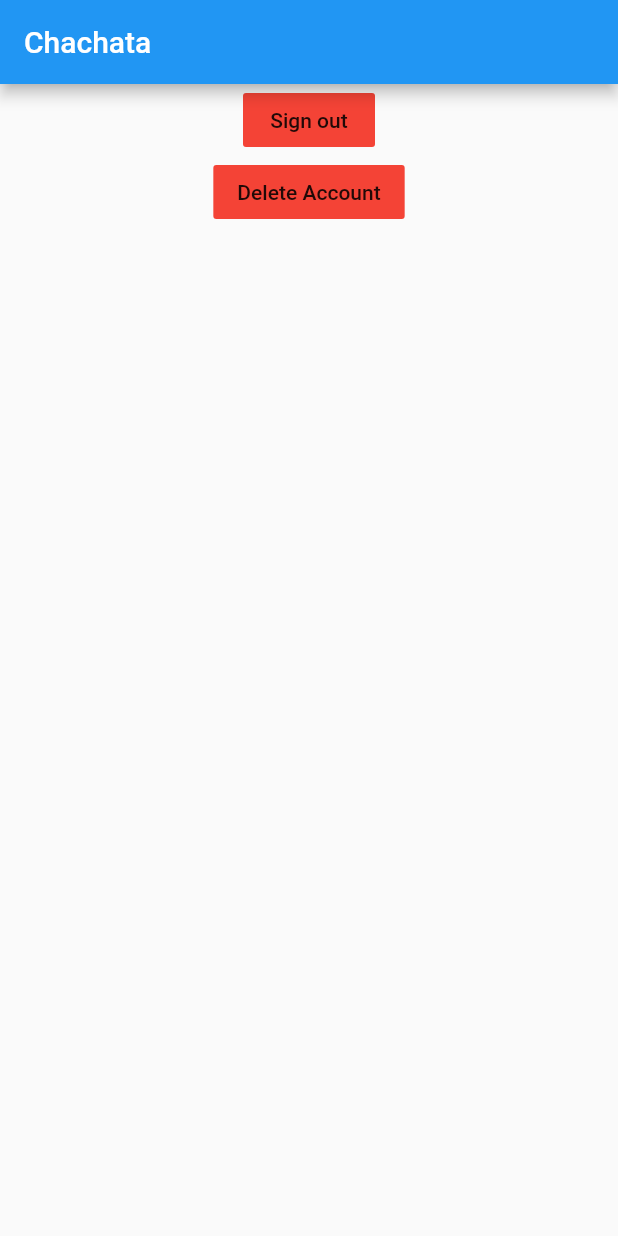
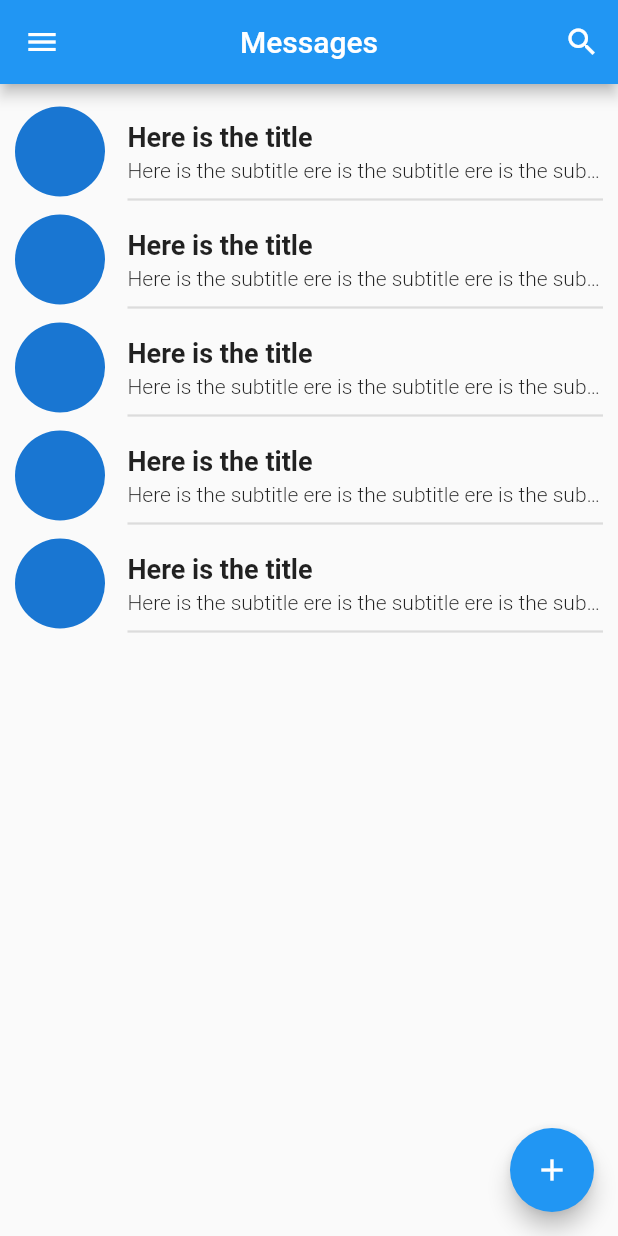
Before and after one commit to HiskelKelemework/chachata_flutter, a Flutter app: the screen it shows once a user with an empty profile is signed in, on a phone screen of 412 x 824 dp. Run offline on Flutter 3.47's test engine with Material 2 defaults, Android fonts, the phone set to English and light mode, and no system bars; our stand-ins replace cloud_firestore, firebase_auth; accounts and stored records are empty; network calls fail.

Commit message:
Changes to be committed: 	modified:   lib/main.dart 	modified:   lib/models/user.dart 	new file:   lib/screens/auth/auth.dart 	modified:   lib/screens/chats/chat.dart 	modified:   lib/screens/message/message.dart 	modified:   lib/services/auth.dart 	new file:   lib/services/db.dart
implemented chat and message screens: currently dummy data is being fed into them.
also integrated a working emial signup and signin, no progress indicators though.

```diff
--- a/lib/main.dart
+++ b/lib/main.dart
@@ -1,4 +1,8 @@
 import 'package:flutter/material.dart';
+import 'package:provider/provider.dart';
+import 'package:telegram_clone/models/user.dart';
+import 'package:telegram_clone/screens/auth/auth.dart';
+import 'package:telegram_clone/screens/chats/chat.dart';
 import 'package:telegram_clone/services/auth.dart';
 
 void main() => runApp(MyApp());
@@ -6,92 +10,36 @@ void main() => runApp(MyApp());
 class MyApp extends StatelessWidget {
   @override
   Widget build(BuildContext context) {
-    return MaterialApp(
-      debugShowCheckedModeBanner: false,
-      title: 'Flutter Demo',
-      theme: ThemeData(
-        primarySwatch: Colors.blue,
+    final AuthService _auth = AuthService();
+    return MultiProvider(
+      providers: [
+        Provider<AuthService>.value(value: _auth),
+        StreamProvider<User>.value(value: _auth.user),
+      ],
+      child: MaterialApp(
+        debugShowCheckedModeBanner: false,
+        title: 'Flutter Demo',
+        theme: ThemeData(
+          primarySwatch: Colors.blue,
+        ),
+        home: Wrapper(),
       ),
-      home: MyHomePage(),
     );
   }
 }
 
-class MyHomePage extends StatelessWidget {
-  final AuthService _auth = AuthService();
-
-  Widget _buildAuthenticationArea() {
-    return Center(
-      child: Column(
-        mainAxisAlignment: MainAxisAlignment.center,
-        children: <Widget>[
-          FlatButton(
-            color: Colors.green,
-            child: Text('Sign up'),
-            onPressed: () async {
-              // final dynamic user =
-              //     await _auth.createWithPhoneNum('+251911932901');
-              final dynamic user =
-                  await _auth.createUser('mekedem@gmail.com', 'password');
-              print(user);
-            },
-          ),
-          FlatButton(
-            color: Colors.blue,
-            child: Text('Sign in'),
-            onPressed: () async {
-              final dynamic user =
-                  await _auth.signIn('mekedem@gmail.com', 'password');
-              print(user);
-            },
-          ),
-        ],
+class Wrapper extends StatelessWidget {
+  @override
+  Widget build(BuildContext context) {
+    return SafeArea(
+      child: Consumer<User>(
+        builder: (_, user, __) {
+          if (user != null) {
+            return ChatScreen();
+          }
+          return AuthScreen();
+        },
       ),
     );
   }
-
-  Widget _buildHomeArea() {
-    return Center(
-      child: Column(
-        children: <Widget>[
-          FlatButton(
-            color: Colors.red,
-            child: Text('Sign out'),
-            onPressed: () async {
-              final dynamic user = await _auth.signOut();
-              print(user);
-            },
-          ),
-          FlatButton(
-            color: Colors.red,
-            child: Text('Delete Account'),
-            onPressed: () async {
-              final dynamic user = await _auth.deleteAccount();
-              print(user);
-            },
-          )
-        ],
-      ),
-    );
-  }
-
-  @override
-  Widget build(BuildContext context) {
-    return SafeArea(
-      child: Scaffold(
-          appBar: AppBar(
-            title: Text('Chachata'),
-          ),
-          body: StreamBuilder(
-            stream: _auth.user(),
-            builder: (context, snapshot) {
-              if (snapshot.hasData && snapshot.data != null) {
-                print(snapshot.data);
-                return _buildHomeArea();
-              }
-              return _buildAuthenticationArea();
-            },
-          )),
-    );
-  }
 }
--- a/lib/models/user.dart
+++ b/lib/models/user.dart
@@ -1,12 +1,7 @@
-import 'package:firebase_auth/firebase_auth.dart';
 import 'package:flutter/foundation.dart';
 
 class User {
   final String uid;
 
   User({@required this.uid});
-
-  static fromFirebaseUser(FirebaseUser user) {
-    return user != null ? User(uid: user.uid) : null;
-  }
 }
--- a/lib/screens/chats/chat.dart
+++ b/lib/screens/chats/chat.dart
@@ -0,0 +1,123 @@
+import 'package:flutter/material.dart';
+import 'package:provider/provider.dart';
+import 'package:telegram_clone/screens/message/message.dart';
+import 'package:telegram_clone/services/auth.dart';
+
+class ChatScreen extends StatelessWidget {
+  Widget _buildCustomListTile(BuildContext context, int index) {
+    return InkWell(
+      onTap: () {
+        Navigator.of(context)
+            .push(MaterialPageRoute(builder: (ctx) => MessagesPage()));
+      },
+      onLongPress: () {},
+      child: Container(
+        margin: const EdgeInsets.only(bottom: 2),
+        padding: const EdgeInsets.symmetric(vertical: 0, horizontal: 10),
+        child: Row(
+          crossAxisAlignment: CrossAxisAlignment.start,
+          children: <Widget>[
+            CircleAvatar(
+              radius: 30,
+            ),
+            Expanded(
+              child: Container(
+                height: 70,
+                padding: const EdgeInsets.only(left: 15, top: 10),
+                child: Column(
+                  crossAxisAlignment: CrossAxisAlignment.start,
+                  mainAxisAlignment: MainAxisAlignment.spaceBetween,
+                  children: <Widget>[
+                    Text(
+                      'Here is the title',
+                      overflow: TextOverflow.ellipsis,
+                      style:
+                          TextStyle(fontWeight: FontWeight.bold, fontSize: 18),
+                    ),
+                    Text(
+                      'Here is the subtitle ere is the subtitle ere is the subtitle ere is the subtitle',
+                      overflow: TextOverflow.ellipsis,
+                      style: TextStyle(fontWeight: FontWeight.w300),
+                    ),
+                    Divider(
+                      thickness: 1.5,
+                    )
+                  ],
+                ),
+              ),
+            ),
+          ],
+        ),
+      ),
+    );
+  }
+
+  @override
+  Widget build(BuildContext context) {
+    return Scaffold(
+      drawer: Drawer(
+        child: Padding(
+          padding: const EdgeInsets.only(left: 10),
+          child: Column(
+            crossAxisAlignment: CrossAxisAlignment.start,
+            children: <Widget>[
+              Expanded(
+                child: Container(),
+              ),
+              FlatButton(
+                color: Colors.red,
+                child: Text('Sign out'),
+                onPressed: () async {
+                  final auth = Provider.of<AuthService>(context, listen: false);
+                  Navigator.of(context).pop(); // don't delete!
+                  final dynamic user = await auth.signOut();
+                  print(user);
+                },
+              ),
+              FlatButton(
+                color: Colors.red,
+                child: Text('Delete Account'),
+                onPressed: () async {
+                  final auth = Provider.of<AuthService>(context, listen: false);
+                  final dynamic user = await auth.deleteAccount();
+                  print(user);
+                },
+              )
+            ],
+          ),
+        ),
+      ),
+      appBar: AppBar(
+        title: Text('Messages'),
+        centerTitle: true,
+        actions: <Widget>[
+          IconButton(
+            icon: Icon(
+              Icons.search,
+            ),
+            onPressed: () {},
+          )
+        ],
+      ),
+      body: Column(
+        children: <Widget>[
+          SizedBox(
+            height: 15.0,
+          ),
+          Expanded(
+            child: ListView.builder(
+              itemCount: 5,
+              itemBuilder: (ctx, index) {
+                return _buildCustomListTile(context, index);
+              },
+            ),
+          ),
+        ],
+      ),
+      floatingActionButton: FloatingActionButton(
+        onPressed: () {},
+        child: Icon(Icons.add),
+      ),
+    );
+  }
+}
```
Also changed, not shown: lib/screens/auth/auth.dart (added, +97 -0 lines), lib/screens/message/message.dart (+133 -0 lines), lib/services/auth.dart (+9 -4 lines), lib/services/db.dart (added, +9 -0 lines).
